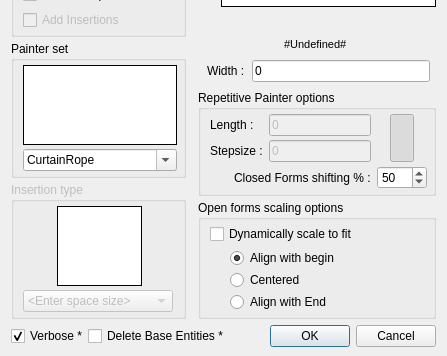
Above: scripts/Misc/Examples/MathExamples/FlexPainter/FlexPainterDialog.ui from qcad/qcad before the change; both pictures show x 0 to 447 and y 159 to 515 of the 447 by 515 pixel window. Below: the same form after it.
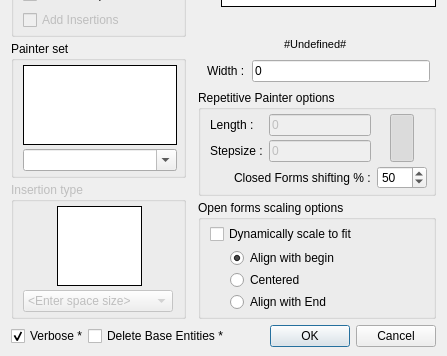
That is the form after the change. Icons and pictures are not drawn. Custom widgets are drawn as their Qt base class.

Commit message: add keycode, command

```diff
--- a/scripts/Misc/Examples/MathExamples/FlexPainter/FlexPainterDialog.ui
+++ b/scripts/Misc/Examples/MathExamples/FlexPainter/FlexPainterDialog.ui
@@ -237,10 +237,10 @@
              <bool>true</bool>
             </property>
             <property name="currentText">
-             <string>CurtainRope</string>
+             <string/>
             </property>
             <property name="currentIndex">
-             <number>0</number>
+             <number>-1</number>
             </property>
             <property name="insertPolicy">
              <enum>QComboBox::NoInsert</enum>
```
The commit also changes 1 other file.
